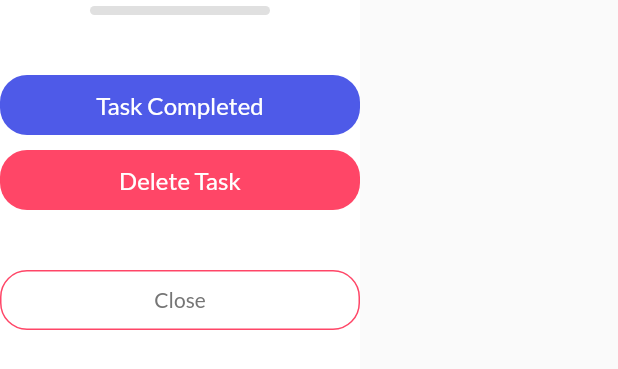
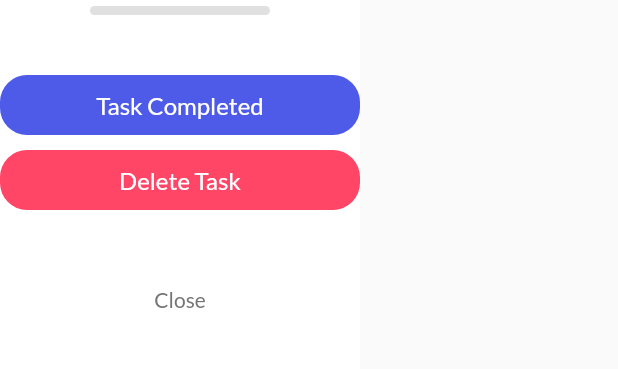
Before and after one commit to Leiii-Li/Flutter-TodoApp, a Flutter app: the TaskBottomSheet widget shown alone on an empty page, opened directly with empty values, on a phone screen of 412 x 824 dp. Shown: the top 369 px of the screen. Run offline on Flutter 3.47's test engine with Material 2 defaults, Android fonts, the phone set to English and light mode, and no system bars; our stand-ins replace date_picker_timeline, flutter_local_notifications, flutter_staggered_animations, get, get_storage, google_fonts and 2 more; accounts and stored records are empty.

Commit message:
完善日期选择task筛选

```diff
--- a/lib/controller/task_controller.dart
+++ b/lib/controller/task_controller.dart
@@ -15,16 +15,16 @@ class TaskController extends GetxController {
     return await AppDatabaseHelper.insertTask(task);
   }
 
-  void loadTasks() async {
+  void loadTasks(DateTime selectedDate) async {
     taskList.clear();
     List<Map<String, Object?>>? queryAllTasks =
-        await AppDatabaseHelper.queryAllTasks();
-    debugPrint(" tasks size : ${queryAllTasks?.length}");
+        await AppDatabaseHelper.queryAllTasks(selectedDate);
     if (queryAllTasks != null && queryAllTasks.isNotEmpty) {
       for (int i = 0; i < queryAllTasks.length; i++) {
         taskList.add(Task.fromJson(queryAllTasks[i]));
       }
     }
+    debugPrint(" tasks size : ${queryAllTasks?.length}");
   }
 
   void completeTask(Task task) async {
--- a/lib/db/app_db.dart
+++ b/lib/db/app_db.dart
@@ -1,6 +1,7 @@
 import 'package:flutter/cupertino.dart';
 import 'package:sqflite/sqflite.dart';
 import 'package:todo_app/bean/task.dart';
+import 'package:intl/intl.dart';
 
 class AppDatabaseHelper {
   static Database? _databaseInstance;
@@ -32,8 +33,9 @@ class AppDatabaseHelper {
     return await _databaseInstance?.insert(_taskTableName, task.toJson()) ?? 1;
   }
 
-  static Future<List<Map<String, Object?>>?> queryAllTasks() async {
-    return _databaseInstance?.query(_taskTableName);
+  static Future<List<Map<String, Object?>>?> queryAllTasks(DateTime selectedDate) async {
+    String _selectedDateArgsValue = DateFormat.yMd().format(selectedDate);
+    return _databaseInstance?.query(_taskTableName,where: "date=? or repeat=?",whereArgs: [_selectedDateArgsValue,"Daily"]);
   }
 
   static Future<int> deleteTask(Task task) async {
--- a/lib/ui/add_task_bar.dart
+++ b/lib/ui/add_task_bar.dart
@@ -220,7 +220,7 @@ class _AddTaskPageState extends State<AddTaskPage> {
           title: title,
           note: note,
           isCompleted: 0,
-          date: _selectedDate.toString(),
+          date:  DateFormat.yMd().format(_selectedDate),
           startTime: _startTime,
           endTime: _endTime,
           color: _selectedColorIndex,
--- a/lib/widgets/task_bottom_sheet.dart
+++ b/lib/widgets/task_bottom_sheet.dart
@@ -126,7 +126,9 @@ class TaskBottomSheet extends StatelessWidget {
         decoration: BoxDecoration(
             color: Get.isDarkMode ? Colors.grey : Colors.white,
             borderRadius: BorderRadius.circular(18),
-            border: Border.all(color: pinkClr)),
+            border: Border.all(
+              color: Get.isDarkMode ? Colors.grey : Colors.white,
+            )),
         child: Center(
           child: Text(
             "Close",
```
Also changed, not shown: lib/ui/home_page.dart (+5 -4 lines).
